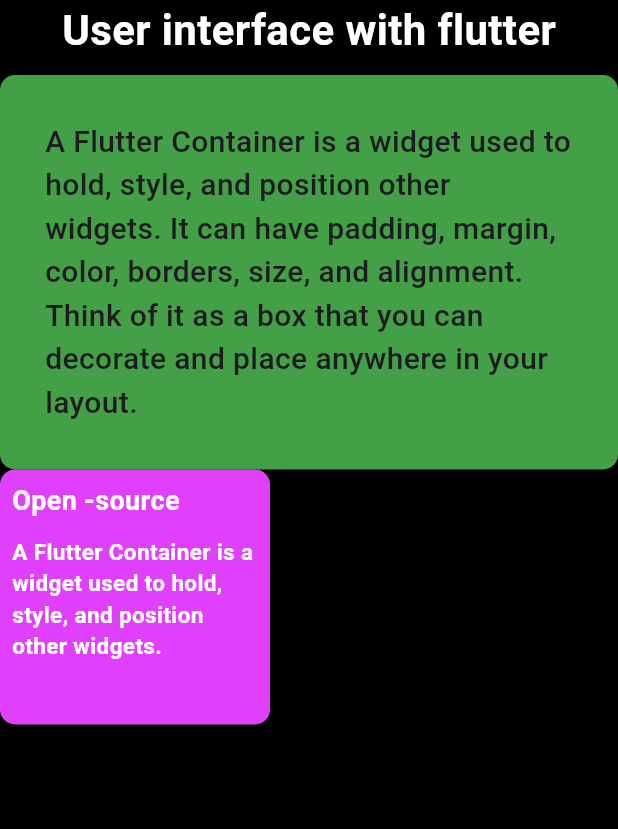
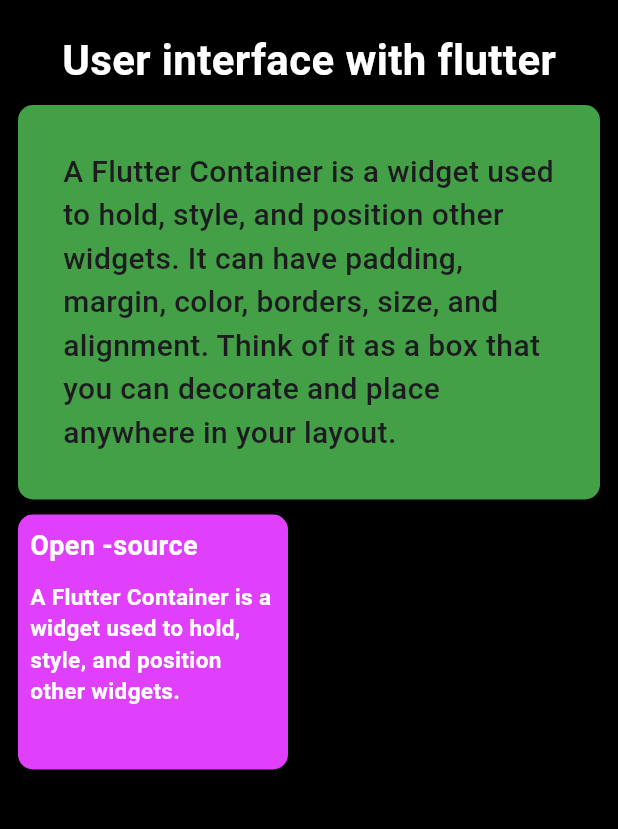
Before and after one commit to randimahgl99/Simple-Flutter-Blocks-App, a Flutter app: the screen it shows after launch, on a phone screen of 412 x 824 dp, the part 84-913 px from its top. Run offline on Flutter 3.47's test engine with Material 3 defaults, Android fonts, the phone set to English and light mode, and no system bars.

Commit message:
add amall container

```diff
--- a/lib/pages/home_page.dart
+++ b/lib/pages/home_page.dart
@@ -1,4 +1,5 @@
 import 'package:flutter/material.dart';
+import 'package:project1/widgets/small_container.dart';
 
 class HomePage extends StatelessWidget {
   const HomePage({super.key});
@@ -18,7 +19,10 @@ class HomePage extends StatelessWidget {
             fontWeight: FontWeight.w600,
           ),),
         ),
-        body: Column(
+        body: SingleChildScrollView(
+          child: Padding(
+            padding: const EdgeInsets.symmetric(vertical: 20, horizontal: 12),
+            child: Column(
               children: [
                 Text('User interface with flutter',
                 style: TextStyle(
@@ -44,45 +48,18 @@ class HomePage extends StatelessWidget {
                     ),),
                   ),
                 ),
+                SizedBox(
+                  height: 10.0,
+                ),
                 Row(
                   children: [
-                Container(
-                  width: 180,
-                  height: 170,
-                  decoration: BoxDecoration(
-                    borderRadius: BorderRadius.circular(10),
-                    color: Colors.purpleAccent,
-                  ),
-                  child: Padding(
-                    padding: const EdgeInsets.all(8.0),
-                    child: Column(
-                      crossAxisAlignment: CrossAxisAlignment.start,
-                      children: [
-                        Text('Open -source',
-                        style: TextStyle(
-                          color: Colors.white,
-                          fontSize: 18,
-                          fontWeight: FontWeight.w600
-                        ),
-                        ),
-                        SizedBox(
-                          height: 10,
-                        ),
-                        Text('A Flutter Container is a widget used to hold, style, and position other widgets.',
-                        style: TextStyle(
-                          color: Colors.white,
-                          fontSize: 15,
-                          fontWeight: FontWeight.w600
-                        ),
-                        ),
+                    SmallContainer()
+                  ],
+                )
               ],
             ),
           ),
         ),
-              ],
-            )
-          ],
-        ),
       );
   }
 }
--- /dev/null
+++ b/lib/widgets/small_container.dart
@@ -0,0 +1,42 @@
+import 'package:flutter/material.dart';
+
+class SmallContainer extends StatelessWidget {
+  const SmallContainer({super.key});
+
+  @override
+  Widget build(BuildContext context) {
+    return Container(
+                  width: 180,
+                  height: 170,
+                  decoration: BoxDecoration(
+                    borderRadius: BorderRadius.circular(10),
+                    color: Colors.purpleAccent,
+                  ),
+                  child: Padding(
+                    padding: const EdgeInsets.all(8.0),
+                    child: Column(
+                      crossAxisAlignment: CrossAxisAlignment.start,
+                      children: [
+                        Text('Open -source',
+                        style: TextStyle(
+                          color: Colors.white,
+                          fontSize: 18,
+                          fontWeight: FontWeight.w600
+                        ),
+                        ),
+                        SizedBox(
+                          height: 10,
+                        ),
+                        Text('A Flutter Container is a widget used to hold, style, and position other widgets.',
+                        style: TextStyle(
+                          color: Colors.white,
+                          fontSize: 15,
+                          fontWeight: FontWeight.w600
+                        ),
+                        ),
+                      ],
+                    ),
+                  ),
+                );
+  }
+}
```
Lines whose indentation alone changed are shown as unchanged.
